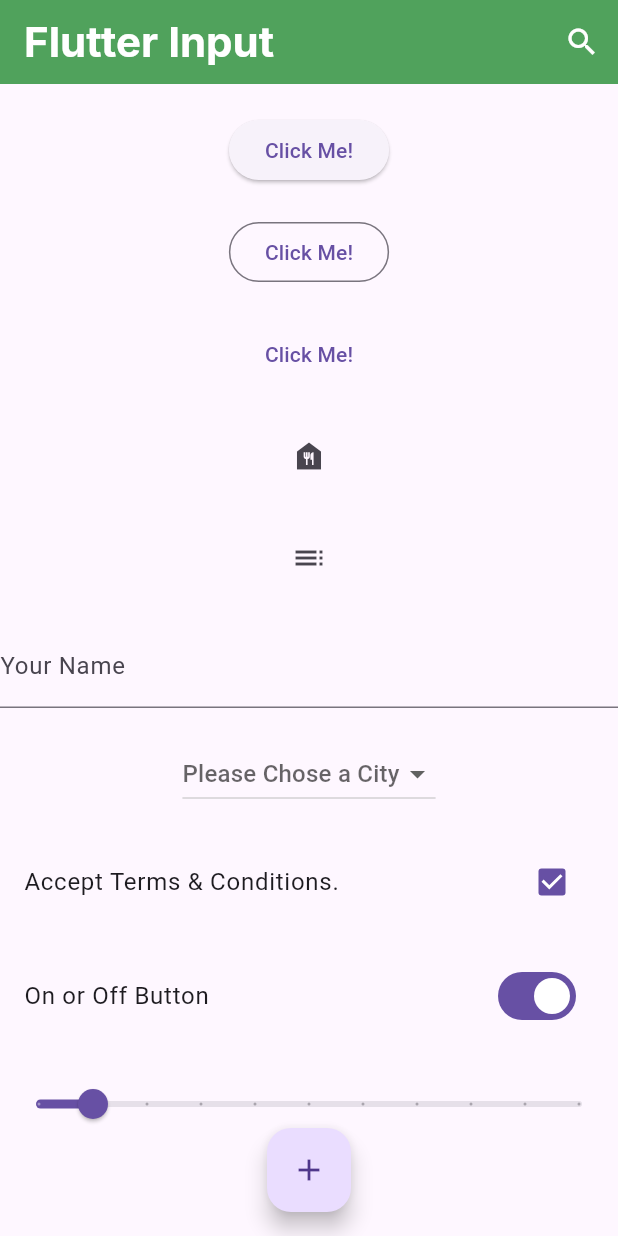
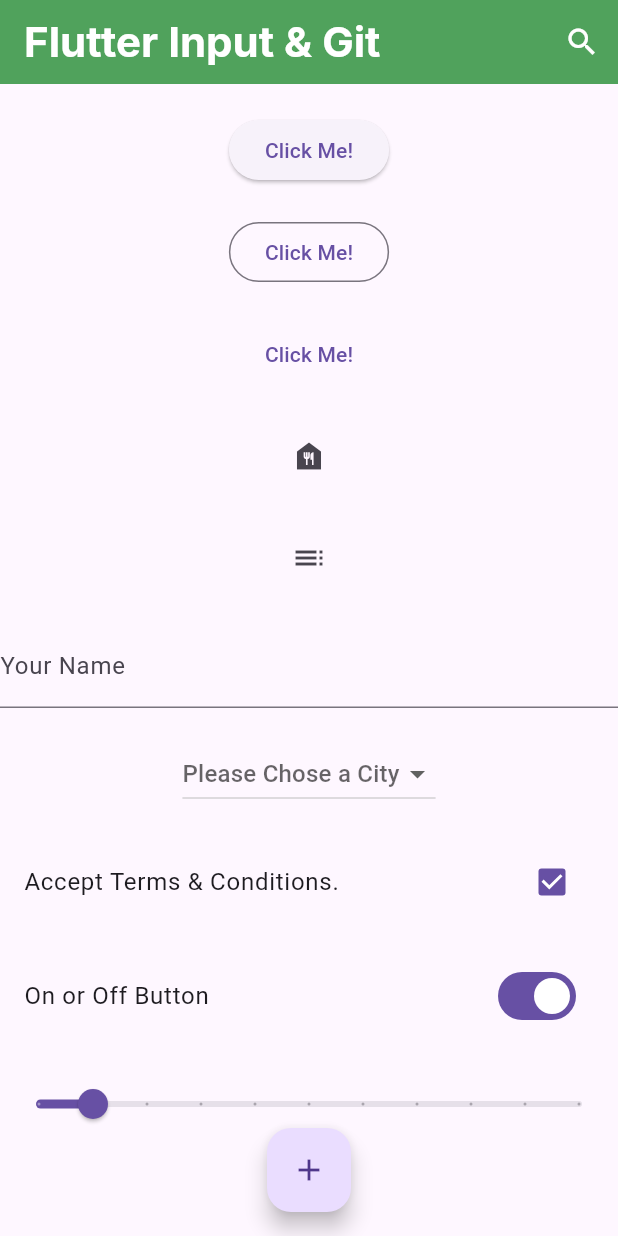
Before and after one commit to tanjil-dev/my_flutter_practice, a Flutter app: the screen it shows after launch, on a phone screen of 412 x 824 dp. Run offline on Flutter 3.47's test engine with Material 3 defaults, Android fonts, the phone set to English and light mode, and no system bars; our stand-ins replace google_fonts.

Commit message:
appbar title

```diff
--- a/lib/input_widgets.dart
+++ b/lib/input_widgets.dart
@@ -10,7 +10,7 @@ class InputFormWidgets extends StatelessWidget{
   Widget build(BuildContext context) {
     return Scaffold(
       appBar: AppBar(
-        title: Text('Flutter Input', style: GoogleFonts.inter(fontSize: 28, fontWeight: FontWeight.bold),),
+        title: Text('Flutter Input & Git', style: GoogleFonts.inter(fontSize: 28, fontWeight: FontWeight.bold),),
         elevation: 15,
         actions: [
           IconButton(onPressed: (){
```
